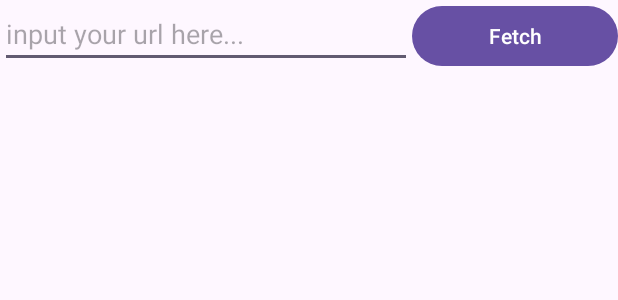
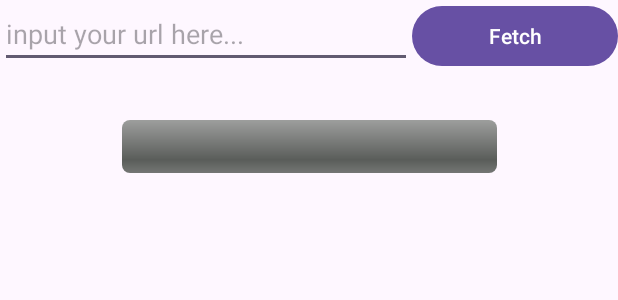
Before and after one commit to Qibaoooo/memory_game, an Android app: the layout activity_main.xml on its own in the app's theme, with its tools: preview values and no code run, on a phone screen of 412 x 824 dp. Shown: the top 300 px of the screen. Run offline under Robolectric (Android 15) with nearby library versions, the phone set to English and light mode, and no system bars.

Commit message:
clean up

```diff
--- a/app/src/main/java/nus/iss/sa57/team11/MainActivity.java
+++ b/app/src/main/java/nus/iss/sa57/team11/MainActivity.java
@@ -8,17 +8,16 @@ import android.graphics.BitmapFactory;
 import android.os.AsyncTask;
 import android.os.Bundle;
 import android.os.Environment;
-import android.util.Log;
 import android.view.View;
 import android.view.ViewGroup;
 import android.widget.Button;
 import android.widget.EditText;
 import android.widget.ImageView;
+import android.widget.ProgressBar;
 import android.widget.TableLayout;
 import android.widget.TableRow;
 
 import java.io.File;
-import java.util.HashMap;
 import java.util.List;
 
 public class MainActivity extends AppCompatActivity implements View.OnClickListener, AsyncResponse {
@@ -85,6 +84,9 @@ public class MainActivity extends AppCompatActivity implements View.OnClickListe
     }
 
     protected void startDownloadImage(String imgURL) {
+        // progress bar to zero
+        ProgressBar pb = findViewById(R.id.download_bar);
+        pb.setProgress(0);
         // clean folder
         File externalFilesDir = getExternalFilesDir(Environment.DIRECTORY_PICTURES);
         File[] files = externalFilesDir.listFiles();
@@ -156,6 +158,9 @@ public class MainActivity extends AppCompatActivity implements View.OnClickListe
                     ImageView iv = (ImageView) tr.getChildAt(j);
                     Bitmap bitmap = BitmapFactory.decodeFile(destFile.getAbsolutePath());
                     iv.setImageBitmap(bitmap);
+                    // progress bar update
+                    ProgressBar pb = findViewById(R.id.download_bar);
+                    pb.incrementProgressBy(100/20); // 20 total imgs
                 });
             }
         }).start();
--- a/app/src/main/res/layout/activity_main.xml
+++ b/app/src/main/res/layout/activity_main.xml
@@ -42,6 +42,24 @@
                 android:id="@+id/img_table"
                 android:layout_width="match_parent"
                 android:layout_height="wrap_content" />
+
+            <androidx.constraintlayout.widget.ConstraintLayout
+                android:layout_width="match_parent"
+                android:layout_height="match_parent"
+                android:paddingBottom="10dp"
+                >
+
+            <ProgressBar
+                android:id="@+id/download_bar"
+                style="@android:style/Widget.ProgressBar.Horizontal"
+                android:layout_width="250dp"
+                android:layout_height="35dp"
+                app:layout_constraintBaseline_toTopOf="parent"
+                app:layout_constraintLeft_toLeftOf="parent"
+                app:layout_constraintRight_toRightOf="parent"
+                android:progress="0"/>
+            </androidx.constraintlayout.widget.ConstraintLayout>
+
         </LinearLayout>
 
     </ScrollView>
```
